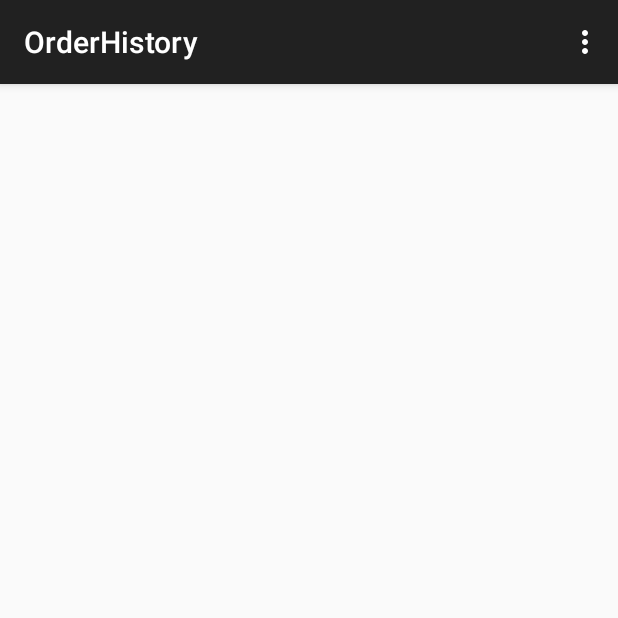
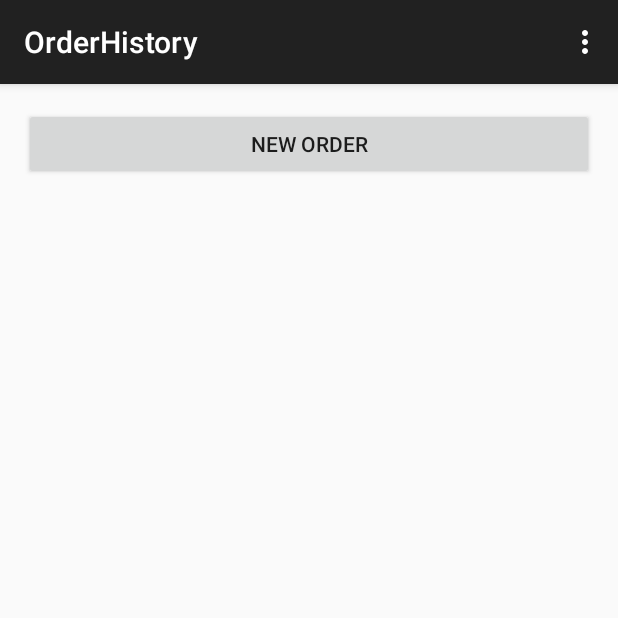
Before and after one commit to vjbhawani/expandableListAdapter, an Android app: the OrderHistory screen opened directly, with no data from a screen before it, on a phone screen of 412 x 824 dp, the top half of it. Run offline under Robolectric (Android 15) with nearby library versions, the phone set to English and light mode, and no system bars.

Commit message:
scrollview down and new order implemented

```diff
--- a/app/src/main/java/com/example/bhawani_pt538/adaptersbasics/OrderHistory.java
+++ b/app/src/main/java/com/example/bhawani_pt538/adaptersbasics/OrderHistory.java
@@ -1,6 +1,7 @@
 package com.example.bhawani_pt538.adaptersbasics;
 
 import android.app.ActionBar;
+import android.content.Intent;
 import android.database.Cursor;
 import android.database.sqlite.SQLiteDatabase;
 import android.graphics.Color;
@@ -9,6 +10,8 @@ import android.support.v7.app.ActionBarActivity;
 import android.util.Log;
 import android.view.Menu;
 import android.view.MenuItem;
+import android.view.View;
+import android.widget.Button;
 import android.widget.LinearLayout;
 import android.widget.ScrollView;
 import android.widget.TableLayout;
@@ -133,9 +136,28 @@ public class OrderHistory extends ActionBarActivity {
 
         }
 
-        ScrollView scrollView = (ScrollView) findViewById(R.id.scrollView);
-//        scrollView.scrollTo(0,scrollView.getBottom());
-        scrollView.fullScroll(ScrollView.FOCUS_DOWN);
+
+//        scrollView.fullScroll(ScrollView.FOCUS_DOWN);
+
+        final Intent intent = new Intent(this,MainActivity.class);
+
+        Button submitButton = (Button) findViewById(R.id.newOrderButton);
+        submitButton.setOnClickListener(new View.OnClickListener(){
+            public void onClick(View view) {
+//                Cursor cursor = MainActivity.sqLiteDatabase.rawQuery("select * from OrderHistoryTable;",null);
+//                while(cursor.moveToNext()) {
+//                    Log.d("orderHistoryTable",cursor.getInt(0)+","+cursor.getInt(1)+","+cursor.getInt(2)+","+cursor.getInt(3));
+//                }
+
+                startActivity(intent);
+            }
+        });
+        final ScrollView scrollView = (ScrollView) findViewById(R.id.scrollView);
+        scrollView.post(new Runnable() {
+            public void run() {
+                scrollView.fullScroll(View.FOCUS_DOWN);
+            }
+        });
     }
 
 
--- a/app/src/main/res/layout/activity_order_history.xml
+++ b/app/src/main/res/layout/activity_order_history.xml
@@ -1,17 +1,20 @@
-<LinearLayout xmlns:android="http://schemas.android.com/apk/res/android"
+<RelativeLayout xmlns:android="http://schemas.android.com/apk/res/android"
     xmlns:tools="http://schemas.android.com/tools" android:layout_width="match_parent"
     android:layout_height="match_parent" android:paddingLeft="@dimen/activity_horizontal_margin"
     android:paddingRight="@dimen/activity_horizontal_margin"
     android:paddingTop="@dimen/activity_vertical_margin"
     android:paddingBottom="@dimen/activity_vertical_margin"
-    tools:context="com.example.bhawani_pt538.adaptersbasics.OrderHistory">
+    tools:context="com.example.bhawani_pt538.adaptersbasics.OrderHistory"
+    android:weightSum="1">
+
 
     <ScrollView
         android:layout_width="match_parent"
         android:layout_height="match_parent"
         android:id="@+id/scrollView"
         android:focusable="true"
-        android:focusableInTouchMode="true">
+        android:focusableInTouchMode="true"
+        android:layout_below="@+id/newOrderButton">
 
         <LinearLayout
             android:orientation="vertical"
@@ -21,4 +24,12 @@
 
         </LinearLayout>
     </ScrollView>
-</LinearLayout>
+
+    <Button
+        android:layout_width="match_parent"
+        android:layout_height="wrap_content"
+        android:text="New Order"
+        android:id="@+id/newOrderButton"
+        android:layout_alignParentTop="true"
+         />
+</RelativeLayout>
--- a/app/src/main/res/values/strings.xml
+++ b/app/src/main/res/values/strings.xml
@@ -1,5 +1,5 @@
 <resources>
-    <string name="app_name">AdaptersBasics</string>
+    <string name="app_name">QuickOrder</string>
 
     <string name="hello_world">Hello world!</string>
     <string name="action_settings">Settings</string>
```
Also changed, not shown: 24 other files.
